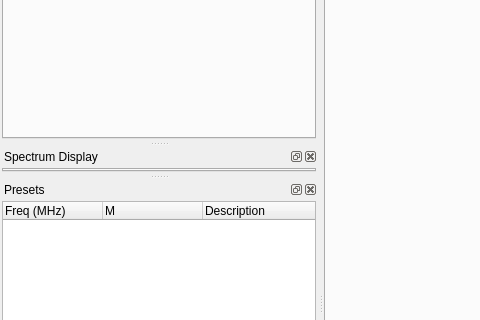
Qt form sdrgui/mainwindow.ui (f4exb/sdrangel) before a commit; both pictures show x 0 to 480 and y 101 to 421 of the 1012 by 811 pixel window.
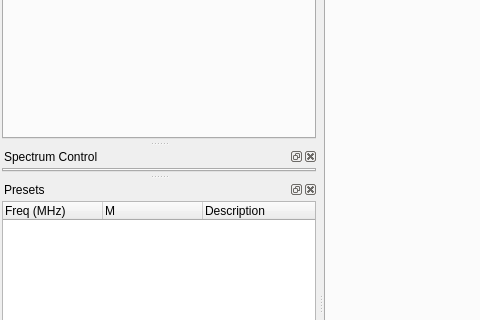
The same form after that commit. Icons and pictures are not drawn. Custom widgets are drawn as their Qt base class.

Commit message: Main Window: added option to hide or show the main spectrum in the central widget. Fixes #1152

```diff
--- a/sdrgui/mainwindow.ui
+++ b/sdrgui/mainwindow.ui
@@ -195,7 +195,7 @@
   </widget>
   <widget class="QDockWidget" name="spectraDisplayDock">
    <property name="windowTitle">
-    <string>Spectrum Display</string>
+    <string>Spectrum Control</string>
    </property>
    <attribute name="dockWidgetArea">
     <number>1</number>
```
Left out of the diff: 4 changed lines with no effect on the pictures. The commit also changes 9 other files.
